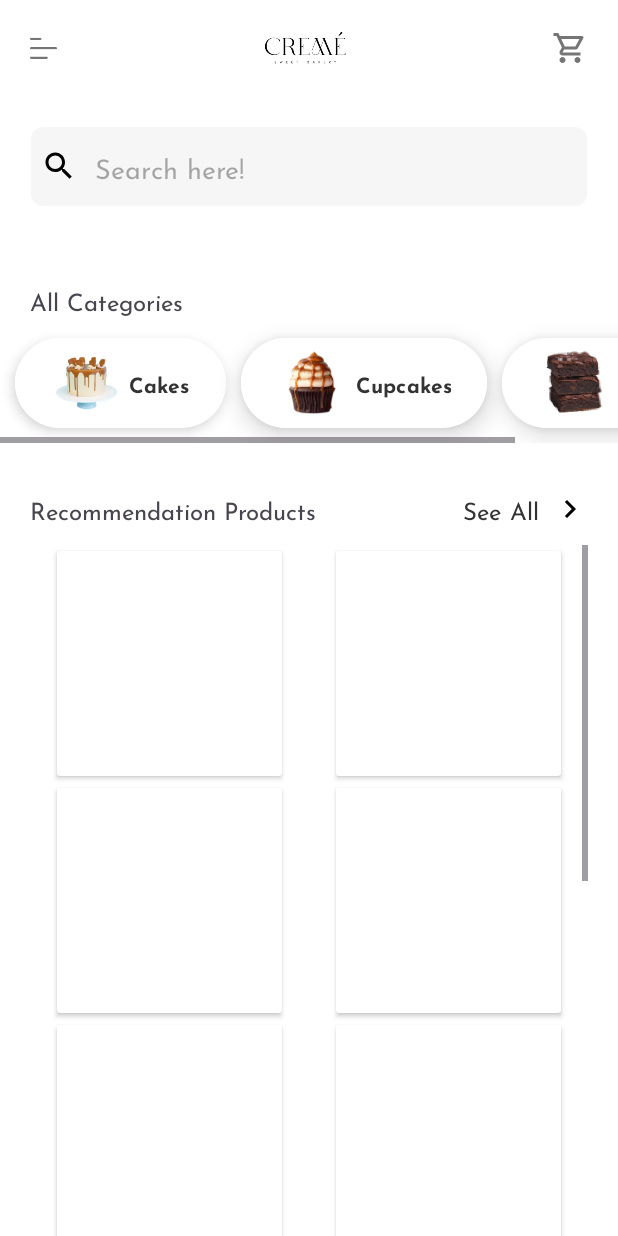
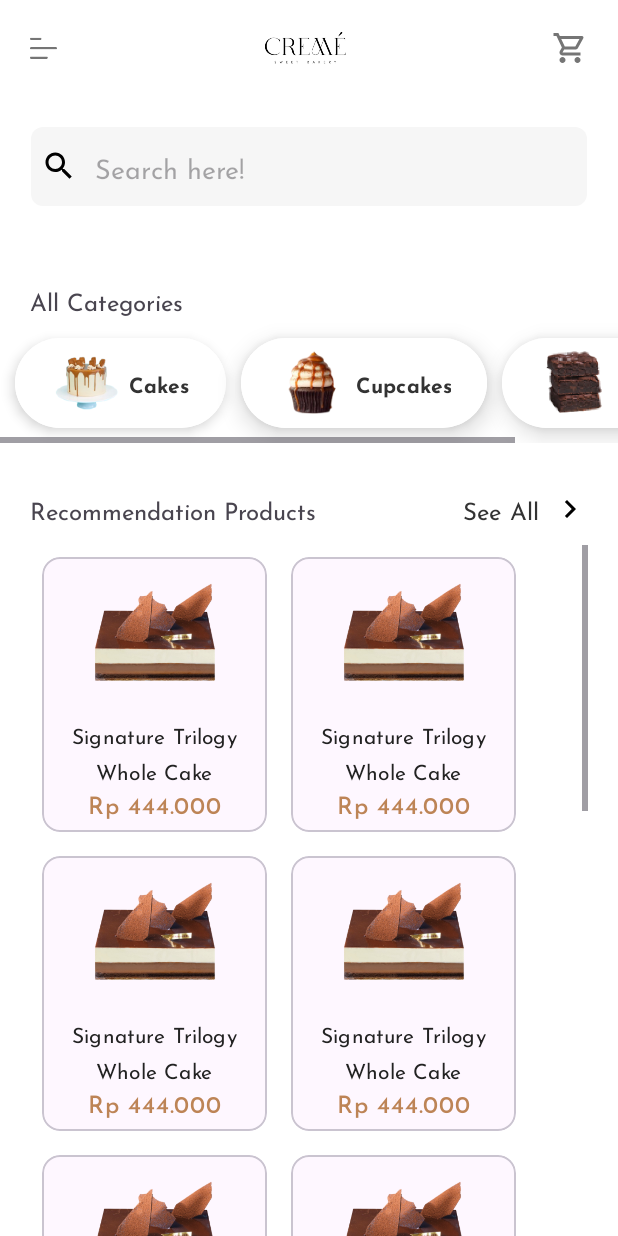
Before and after one commit to RajaPrasetya/Creme_project, an Android app: the homepage screen opened directly, with no data from a screen before it, on a phone screen of 412 x 824 dp. Run offline under Robolectric (Android 15) with nearby library versions, the phone set to English and light mode, and no system bars.

Commit message:
done adding card layout

```diff
--- /dev/null
+++ b/app/src/main/res/layout/card_layout.xml
@@ -0,0 +1,50 @@
+<?xml version="1.0" encoding="utf-8"?>
+<merge xmlns:android="http://schemas.android.com/apk/res/android"
+    android:layout_width="match_parent"
+    android:layout_height="wrap_content"
+    >
+    <com.google.android.material.card.MaterialCardView
+        android:layout_width="150dp"
+        android:layout_height="wrap_content"
+        android:layout_margin="8dp">
+    <LinearLayout
+        android:layout_width="match_parent"
+        android:layout_height="wrap_content"
+        android:orientation="vertical">
+        <!--  Media  -->
+        <ImageView
+            android:layout_width="match_parent"
+            android:layout_height="100dp"
+            android:scaleType="centerInside"
+            android:contentDescription="cake icon"
+            android:src="@drawable/trilogy"/>
+
+        <LinearLayout
+            android:layout_width="match_parent"
+            android:layout_height="wrap_content"
+            android:orientation="vertical"
+            android:padding="8dp">
+            <!--   Title    -->
+            <TextView
+                android:layout_width="wrap_content"
+                android:layout_height="wrap_content"
+                android:text="Signature Trilogy Whole Cake"
+                android:textSize="14sp"
+                android:textAlignment="center"
+                android:textColor="@color/semiBlack"
+                android:layout_gravity="center"
+                android:textAppearance="?attr/textAppearanceTitleMedium"/>
+            <!--   Price    -->
+            <TextView
+                android:layout_width="wrap_content"
+                android:layout_height="wrap_content"
+                android:text="Rp 444.000"
+                android:textSize="16sp"
+                android:layout_gravity="center"
+                android:textColor="@color/primaryColor"
+                android:textFontWeight="500"
+                android:textAppearance="?attr/textAppearanceBody1"/>
+        </LinearLayout>
+    </LinearLayout>
+    </com.google.android.material.card.MaterialCardView>
+</merge>
--- a/app/src/main/res/layout/product_layout.xml
+++ b/app/src/main/res/layout/product_layout.xml
@@ -1,5 +1,6 @@
 <?xml version="1.0" encoding="utf-8"?>
 <merge xmlns:android="http://schemas.android.com/apk/res/android"
+    xmlns:app="http://schemas.android.com/apk/res-auto"
     android:layout_width="match_parent"
     android:layout_height="match_parent">
     <ScrollView
@@ -11,70 +12,21 @@
             <GridLayout
                 android:layout_width="match_parent"
                 android:layout_height="wrap_content"
+
                 android:useDefaultMargins="true"
                 android:columnCount="2">
-                <androidx.cardview.widget.CardView
-                    android:layout_width="150dp"
-                    android:layout_gravity="center"
-                    android:layout_columnWeight="1"
-                    android:layout_height="150dp">
-                </androidx.cardview.widget.CardView>
-                <androidx.cardview.widget.CardView
-                    android:layout_width="150dp"
-                    android:layout_columnWeight="1"
-                    android:layout_gravity="center"
-                    android:layout_height="150dp">
-                </androidx.cardview.widget.CardView>
-                <androidx.cardview.widget.CardView
-                    android:layout_width="150dp"
-                    android:layout_gravity="center"
-                    android:layout_height="150dp">
-                </androidx.cardview.widget.CardView>
-                <androidx.cardview.widget.CardView
-                    android:layout_width="150dp"
-                    android:layout_gravity="center"
-                    android:layout_height="150dp">
-                </androidx.cardview.widget.CardView>
-                <androidx.cardview.widget.CardView
-                    android:layout_width="150dp"
-                    android:layout_gravity="center"
-                    android:layout_height="150dp">
-                </androidx.cardview.widget.CardView>
-                <androidx.cardview.widget.CardView
-                    android:layout_width="150dp"
-                    android:layout_gravity="center"
-                    android:layout_height="150dp">
-                </androidx.cardview.widget.CardView>
-                <androidx.cardview.widget.CardView
-                    android:layout_width="150dp"
-                    android:layout_gravity="center"
-                    android:layout_height="150dp">
-                </androidx.cardview.widget.CardView>
-                <androidx.cardview.widget.CardView
-                    android:layout_width="150dp"
-                    android:layout_gravity="center"
-                    android:layout_height="150dp">
-                </androidx.cardview.widget.CardView>
-                <androidx.cardview.widget.CardView
-                    android:layout_width="150dp"
-                    android:layout_gravity="center"
-                    android:layout_height="150dp">
-                </androidx.cardview.widget.CardView>
-                <androidx.cardview.widget.CardView
-                    android:layout_width="150dp"
-                    android:layout_gravity="center"
-                    android:layout_height="150dp">
-                </androidx.cardview.widget.CardView>
-                <androidx.cardview.widget.CardView
-                    android:layout_width="150dp"
-                    android:layout_gravity="center"
-                    android:layout_height="150dp">
-                </androidx.cardview.widget.CardView>
-                <androidx.cardview.widget.CardView
-                    android:layout_width="150dp"
-                    android:layout_gravity="center"
-                    android:layout_height="150dp">
-                </androidx.cardview.widget.CardView>
+                <include layout="@layout/card_layout"/>
+                <include layout="@layout/card_layout"/>
+                <include layout="@layout/card_layout"/>
+                <include layout="@layout/card_layout"/>
+                <include layout="@layout/card_layout"/>
+                <include layout="@layout/card_layout"/>
+                <include layout="@layout/card_layout"/>
+                <include layout="@layout/card_layout"/>
+                <include layout="@layout/card_layout"/>
+                <include layout="@layout/card_layout"/>
+                <include layout="@layout/card_layout"/>
+                <include layout="@layout/card_layout"/>
             </GridLayout>
         </LinearLayout>
     </ScrollView>
--- a/app/src/main/res/values/colors.xml
+++ b/app/src/main/res/values/colors.xml
@@ -1,6 +1,7 @@
 <?xml version="1.0" encoding="utf-8"?>
 <resources>
     <color name="black">#FF000000</color>
+    <color name="semiBlack">#222222</color>
     <color name="white">#FFFFFFFF</color>
     <color name="filled">#e7e7e7</color>
     <color name="primaryColor">#BD8456</color>
```
